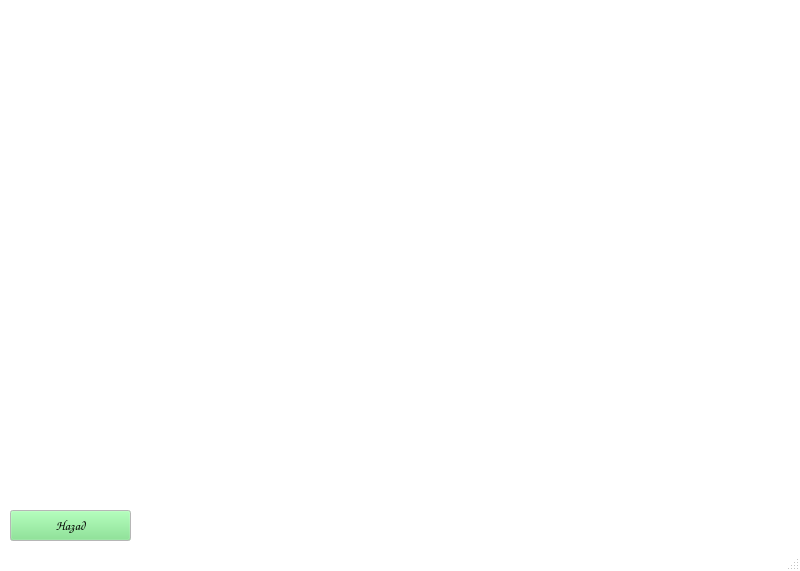
The window that forms/seller.ui (AllaKzm/Praktic) describes before a commit, drawn with Qt 5.
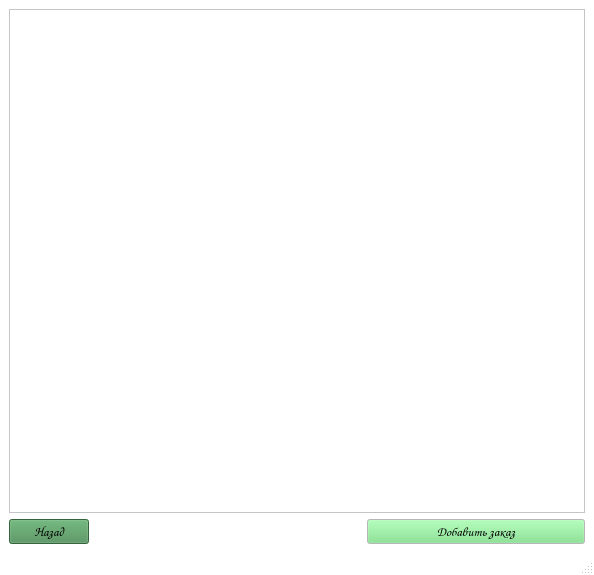
The same window after the commit.

What changed in the file:
```diff
--- a/forms/seller.ui
+++ b/forms/seller.ui
@@ -6,8 +6,8 @@
    <rect>
     <x>0</x>
     <y>0</y>
-    <width>800</width>
-    <height>571</height>
+    <width>594</width>
+    <height>575</height>
    </rect>
   </property>
   <property name="palette">
@@ -149,7 +149,7 @@
       </brush>
      </colorrole>
      <colorrole role="PlaceholderText">
-      <brush brushstyle="SolidPattern">
+      <brush brushstyle="NoBrush">
        <color alpha="128">
         <red>0</red>
         <green>0</green>
@@ -295,7 +295,7 @@
       </brush>
      </colorrole>
      <colorrole role="PlaceholderText">
-      <brush brushstyle="SolidPattern">
+      <brush brushstyle="NoBrush">
        <color alpha="128">
         <red>0</red>
         <green>0</green>
@@ -441,7 +441,7 @@
       </brush>
      </colorrole>
      <colorrole role="PlaceholderText">
-      <brush brushstyle="SolidPattern">
+      <brush brushstyle="NoBrush">
        <color alpha="128">
         <red>0</red>
         <green>0</green>
@@ -456,36 +456,57 @@
    <string>MainWindow</string>
   </property>
   <widget class="QWidget" name="centralwidget">
+   <layout class="QVBoxLayout" name="verticalLayout" stretch="9,1">
+    <item>
+     <widget class="QTableWidget" name="order_table"/>
+    </item>
+    <item>
+     <layout class="QHBoxLayout" name="horizontalLayout_2" stretch="1,5,4">
+      <item>
    <widget class="QPushButton" name="back_btn">
-    <property name="geometry">
-     <rect>
-      <x>10</x>
-      <y>510</y>
-      <width>121</width>
-      <height>31</height>
-     </rect>
-    </property>
     <property name="font">
      <font>
       <family>Comic Sans MS</family>
       <pointsize>10</pointsize>
      </font>
     </property>
+        <property name="styleSheet">
+         <string notr="true">background-color: rgb(71, 140, 83);</string>
+        </property>
     <property name="text">
      <string>Назад</string>
     </property>
    </widget>
-   <widget class="QWidget" name="horizontalLayoutWidget">
-    <property name="geometry">
-     <rect>
-      <x>10</x>
-      <y>0</y>
-      <width>781</width>
-      <height>501</height>
-     </rect>
-    </property>
-    <layout class="QHBoxLayout" name="horizontalLayout_2" stretch=""/>
-   </widget>
+      </item>
+      <item>
+       <spacer name="horizontalSpacer">
+        <property name="orientation">
+         <enum>Qt::Horizontal</enum>
+        </property>
+        <property name="sizeHint" stdset="0">
+         <size>
+          <width>40</width>
+          <height>20</height>
+         </size>
+        </property>
+       </spacer>
+      </item>
+      <item>
+       <widget class="QPushButton" name="order_add_btn">
+        <property name="font">
+         <font>
+          <family>Comic Sans MS</family>
+          <pointsize>10</pointsize>
+         </font>
+        </property>
+        <property name="text">
+         <string>Добавить заказ</string>
+        </property>
+       </widget>
+      </item>
+     </layout>
+    </item>
+   </layout>
   </widget>
   <widget class="QStatusBar" name="statusbar"/>
  </widget>
```
Lines whose indentation alone changed are shown as unchanged.
